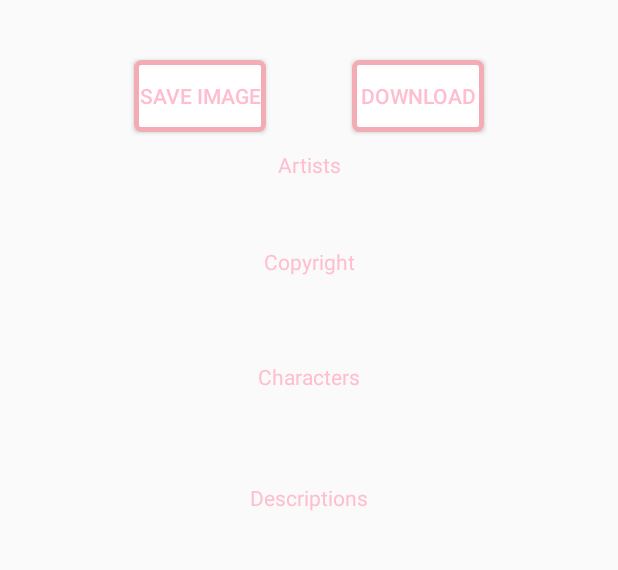
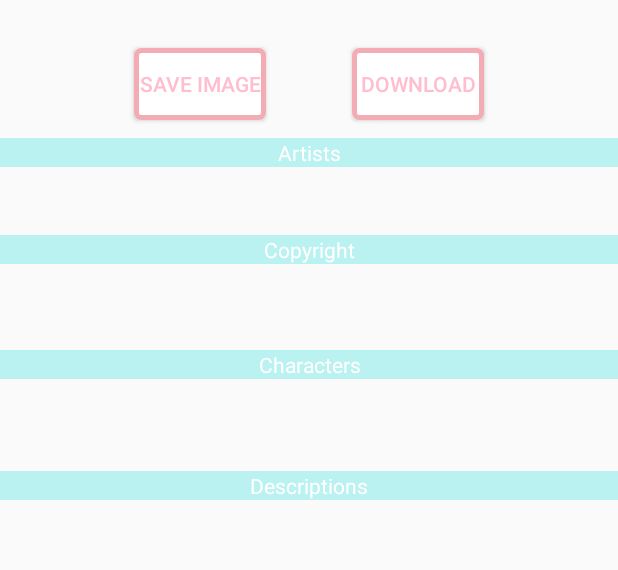
Before and after one commit to Kaaydong/Ato-Brary, an Android app: the ImageViewFragment screen opened through its navigation route, on a phone screen of 412 x 824 dp, the part 84-654 px from its top. Run offline under Robolectric (Android 15) with nearby library versions, the phone set to English and light mode, and no system bars; our stand-ins replace Picasso, navigation-ui; libraries missing offline, so code that uses them is left out: com.backendless, com.backendless.async, com.backendless.exceptions, com.backendless.rt; 9 statements that could not run were skipped.

Commit message:
backgrounds added to textViews in fragment_image_view.xml. margins added to bottom of imageView

```diff
--- a/app/src/main/res/layout/fragment_image_view.xml
+++ b/app/src/main/res/layout/fragment_image_view.xml
@@ -13,31 +13,43 @@
         android:layout_height="match_parent"
         tools:context=".ImageViewFragment">
 
+        <Button
+            android:id="@+id/button_imagePage_downloadImage"
+            android:layout_width="wrap_content"
+            android:layout_height="wrap_content"
+            android:layout_marginTop="32dp"
+            android:layout_marginEnd="32dp"
+            android:background="@drawable/button_border"
+            android:text="Download"
+            app:layout_constraintEnd_toEndOf="parent"
+            app:layout_constraintHorizontal_bias="0.5"
+            app:layout_constraintStart_toEndOf="@+id/button_imagePage_saveImage"
+            app:layout_constraintTop_toBottomOf="@+id/imageView_imagePage_image" />
+
+        <Button
+            android:id="@+id/button_imagePage_saveImage"
+            android:layout_width="wrap_content"
+            android:layout_height="wrap_content"
+            android:layout_marginStart="32dp"
+            android:layout_marginTop="32dp"
+            android:background="@drawable/button_border"
+            android:text="Save Image"
+            app:layout_constraintEnd_toStartOf="@+id/button_imagePage_downloadImage"
+            app:layout_constraintHorizontal_bias="0.5"
+            app:layout_constraintStart_toStartOf="parent"
+            app:layout_constraintTop_toBottomOf="@+id/imageView_imagePage_image" />
+
         <ImageView
             android:id="@+id/imageView_imagePage_image"
             android:layout_width="wrap_content"
             android:layout_height="wrap_content"
             android:layout_centerHorizontal="true"
-            android:layout_marginTop="32dp"
             android:gravity="center"
             app:layout_constraintEnd_toEndOf="parent"
             app:layout_constraintHorizontal_bias="0.498"
             app:layout_constraintStart_toStartOf="parent"
             app:layout_constraintTop_toTopOf="parent"
             tools:background="@tools:sample/avatars" />
-
-        <Button
-            android:id="@+id/button_imagePage_downloadImage"
-            android:layout_width="wrap_content"
-            android:layout_height="wrap_content"
-            android:layout_marginTop="8dp"
-            android:layout_marginEnd="32dp"
-            android:text="Download"
-            android:background="@drawable/button_border"
-            app:layout_constraintEnd_toEndOf="parent"
-            app:layout_constraintHorizontal_bias="0.5"
-            app:layout_constraintStart_toEndOf="@+id/button_imagePage_saveImage"
-            app:layout_constraintTop_toBottomOf="@+id/imageView_imagePage_image" />
 
         <TextView
             android:id="@+id/textView_imagePage_copyright"
@@ -52,10 +64,13 @@
 
         <TextView
             android:id="@+id/textView_imagePage_text2"
-            android:layout_width="wrap_content"
+            android:layout_width="0dp"
             android:layout_height="wrap_content"
             android:layout_marginTop="12dp"
+            android:background="@color/blue"
             android:text="Copyright"
+            android:textAlignment="center"
+            android:textColor="#FFFFFF"
             app:layout_constraintEnd_toEndOf="parent"
             app:layout_constraintHorizontal_bias="0.5"
             app:layout_constraintStart_toStartOf="parent"
@@ -85,10 +100,13 @@
 
         <TextView
             android:id="@+id/textView_imagePage_text4"
-            android:layout_width="wrap_content"
+            android:layout_width="0dp"
             android:layout_height="wrap_content"
             android:layout_marginTop="16dp"
+            android:background="@color/blue"
             android:text="Descriptions"
+            android:textAlignment="center"
+            android:textColor="#FFFFFF"
             app:layout_constraintEnd_toEndOf="parent"
             app:layout_constraintHorizontal_bias="0.5"
             app:layout_constraintStart_toStartOf="parent"
@@ -96,28 +114,17 @@
 
         <TextView
             android:id="@+id/textView_imagePage_text3"
-            android:layout_width="wrap_content"
+            android:layout_width="0dp"
             android:layout_height="wrap_content"
             android:layout_marginTop="12dp"
+            android:background="@color/blue"
             android:text="Characters"
+            android:textAlignment="center"
+            android:textColor="#FFFFFF"
             app:layout_constraintEnd_toEndOf="parent"
             app:layout_constraintHorizontal_bias="0.5"
             app:layout_constraintStart_toStartOf="parent"
             app:layout_constraintTop_toBottomOf="@+id/textView_imagePage_copyright" />
-
-        <Button
-            android:id="@+id/button_imagePage_saveImage"
-            android:layout_width="wrap_content"
-            android:layout_height="wrap_content"
-            android:layout_marginStart="32dp"
-            android:layout_marginTop="8dp"
-            android:text="Save Image"
-            android:background="@drawable/button_border"
-            app:layout_constraintEnd_toStartOf="@+id/button_imagePage_downloadImage"
-            app:layout_constraintHorizontal_bias="0.5"
-            app:layout_constraintStart_toStartOf="parent"
-            app:layout_constraintTop_toBottomOf="@+id/imageView_imagePage_image"
-            />
 
         <TextView
             android:id="@+id/textView_imagePage_artists"
@@ -133,10 +140,13 @@
 
         <TextView
             android:id="@+id/textView_imagePage_text"
-            android:layout_width="wrap_content"
+            android:layout_width="0dp"
             android:layout_height="wrap_content"
             android:layout_marginTop="12dp"
+            android:background="@color/blue"
             android:text="Artists"
+            android:textAlignment="center"
+            android:textColor="#FFFFFF"
             app:layout_constraintEnd_toEndOf="parent"
             app:layout_constraintHorizontal_bias="0.5"
             app:layout_constraintStart_toStartOf="parent"
```
